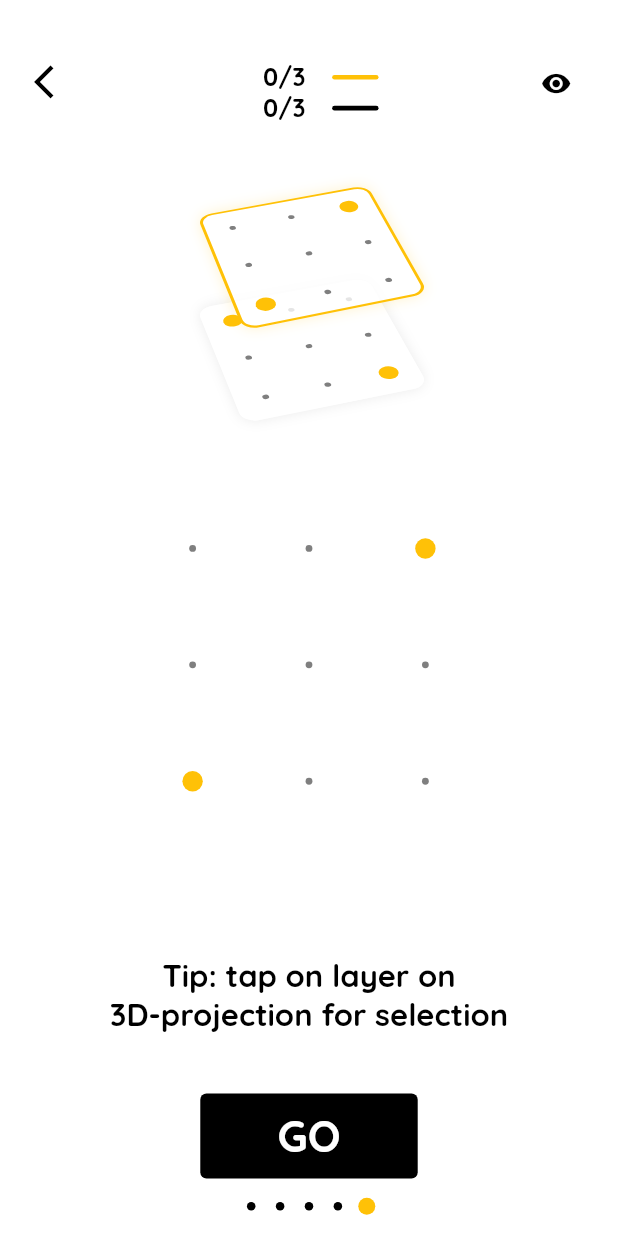
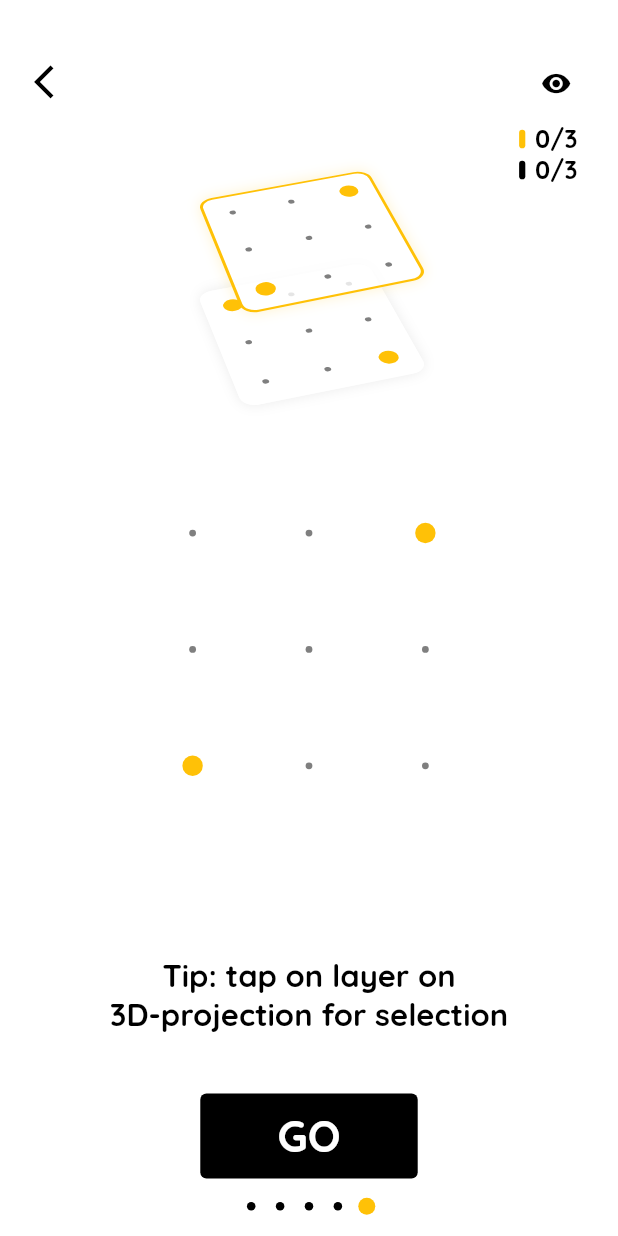
Before and after one commit to Neptune-1/optimal_routing, a Flutter app: the screen it shows after launch, swiped to page 5, on a phone screen of 412 x 824 dp. Run offline on Flutter 3.47's test engine with Material 2 defaults, Android fonts, the phone set to English and light mode, and no system bars; our stand-ins replace firebase_core, flutter_svg, google_fonts, google_mobile_ads, sentry_flutter, shared_preferences; accounts and stored records are empty.

Commit message:
try to optimise pages for small screens

```diff
--- a/lib/pages/game_page_layers.dart
+++ b/lib/pages/game_page_layers.dart
@@ -107,6 +107,73 @@ class _GamePageState extends State<GamePage> with TickerProviderStateMixin {
     super.dispose();
   }
 
+  linesInfoWidget() {
+    return Column(
+      mainAxisSize: MainAxisSize.min,
+      children: [
+        Row(
+          mainAxisSize: MainAxisSize.min,
+          children: [
+
+            widget.level == 0
+                ? Container()
+                : StreamBuilder<int>(
+                stream: layerNumStream,
+                builder: (context, snapshot) {
+                  return !snapshot.hasData
+                      ? Container()
+                      : Column(
+                      mainAxisSize: MainAxisSize.min,
+                      children: List.generate(
+                        widget.level + 1,
+                            (layerNum) => SizedBox(
+                            width: Style.blockM * 0.2,
+                            height: Style.blockM * (widget.level == 0 ? 1.5 : 1),
+                            child: Center(
+                              child: AnimatedContainer(
+                                duration: const Duration(milliseconds: 200),
+                                width: Style.blockM * 0.2,
+                                height: Style.blockM * 0.6,
+                                decoration: BoxDecoration(
+                                    color: (snapshot.data ?? 0) == layerNum
+                                        ? Style.accentColor
+                                        : Style.primaryColor,
+                                    borderRadius: BorderRadius.circular(Style.blockM * 0.3)),
+                              ),
+                            )),
+                      ));
+                }),
+            StreamBuilder<LinesData>(
+                stream: currentNumOfLines.stream,
+                builder: (context, snapshot) {
+                  return !snapshot.hasData
+                      ? Container()
+                      : Column(
+                          mainAxisSize: MainAxisSize.min,
+                          children: List.generate(
+                            widget.level + 1,
+                            (layerNum) => SizedBox(
+                              width: Style.blockM * 2,
+                              height: Style.blockM * (widget.level == 0 ? 1.5 : 1),
+                              child: Center(
+                                child: Text(
+                                  "${(snapshot.data!.currentLinesNum[layerNum])}/${snapshot.data!.fullLinesNum[layerNum]}",
+                                  style: GoogleFonts.quicksand(
+                                      fontSize: Style.blockM * 0.8,
+                                      fontWeight: FontWeight.w800,
+                                      color: Style.primaryColor),
+                                  textAlign: TextAlign.center,
+                                ),
+                              ),
+                            ),
+                          ));
+                }),
+          ],
+        ),
+      ],
+    );
+  }
+
   @override
   Widget build(BuildContext context) {
     Style.init(context);
@@ -143,68 +210,7 @@ class _GamePageState extends State<GamePage> with TickerProviderStateMixin {
                             ),
                     ),
                   ),
-                  Column(
-                    mainAxisSize: MainAxisSize.min,
-                    children: [
-                      Row(
-                        children: [
-                          StreamBuilder<LinesData>(
-                              stream: currentNumOfLines.stream,
-                              builder: (context, snapshot) {
-                                return !snapshot.hasData
-                                    ? Container()
-                                    : Column(
-                                        mainAxisSize: MainAxisSize.min,
-                                        children: List.generate(
-                                          widget.level + 1,
-                                          (layerNum) => SizedBox(
-                                            width: Style.blockM * 3,
-                                            height: Style.blockM * (widget.level == 0 ? 1.5 : 1),
-                                            child: Center(
-                                              child: Text(
-                                                "${(snapshot.data!.currentLinesNum[layerNum])}/${snapshot.data!.fullLinesNum[layerNum]}",
-                                                style: GoogleFonts.quicksand(
-                                                    fontSize: Style.blockM * 0.8,
-                                                    fontWeight: FontWeight.w800,
-                                                    color: Style.primaryColor),
-                                                textAlign: TextAlign.center,
-                                              ),
-                                            ),
-                                          ),
-                                        ));
-                              }),
-                          widget.level == 0
-                              ? Container()
-                              : StreamBuilder<int>(
-                                  stream: layerNumStream,
-                                  builder: (context, snapshot) {
-                                    return !snapshot.hasData
-                                        ? Container()
-                                        : Column(
-                                            mainAxisSize: MainAxisSize.min,
-                                            children: List.generate(
-                                              widget.level + 1,
-                                              (layerNum) => SizedBox(
-                                                  width: Style.blockM * 1.6,
-                                                  height: Style.blockM * (widget.level == 0 ? 1.5 : 1),
-                                                  child: Center(
-                                                    child: AnimatedContainer(
-                                                      duration: const Duration(milliseconds: 200),
-                                                      width: Style.blockM * 1.5,
-                                                      height: Style.blockM * 0.15,
-                                                      decoration: BoxDecoration(
-                                                          color: (snapshot.data ?? 0) == layerNum
-                                                              ? Style.accentColor
-                                                              : Style.primaryColor,
-                                                          borderRadius: BorderRadius.circular(Style.blockM * 0.1)),
-                                                    ),
-                                                  )),
-                                            ));
-                                  }),
-                        ],
-                      ),
-                    ],
-                  ),
+                  widget.level != 0 ? Container() : linesInfoWidget(),
                   SizedBox(
                     width: Style.blockM * 3,
                     height: Style.blockM * 1.4,
@@ -289,6 +295,11 @@ class _GamePageState extends State<GamePage> with TickerProviderStateMixin {
             ],
           ),
         ),
+        Positioned(
+          right: Style.blockM * 1,
+          top: Style.blockH+Style.blockM * 2,
+          child: widget.level == 0 ? Container() : linesInfoWidget(),
+        ),
         widget.example
             ? Container()
             : Positioned(
```
